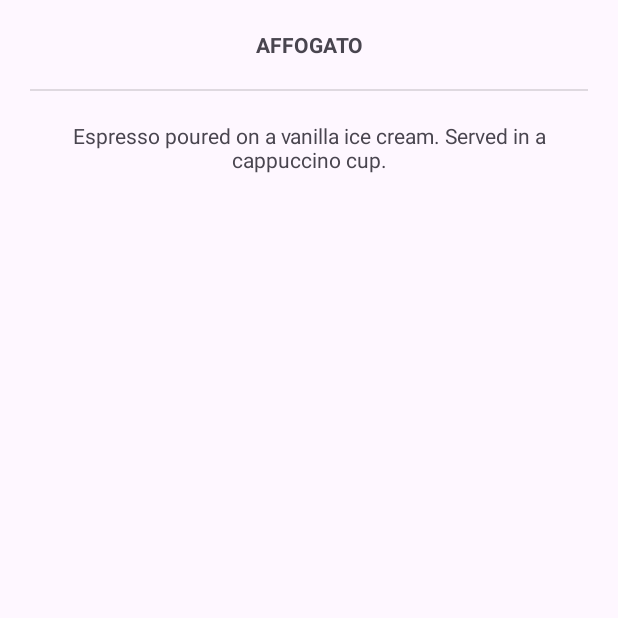
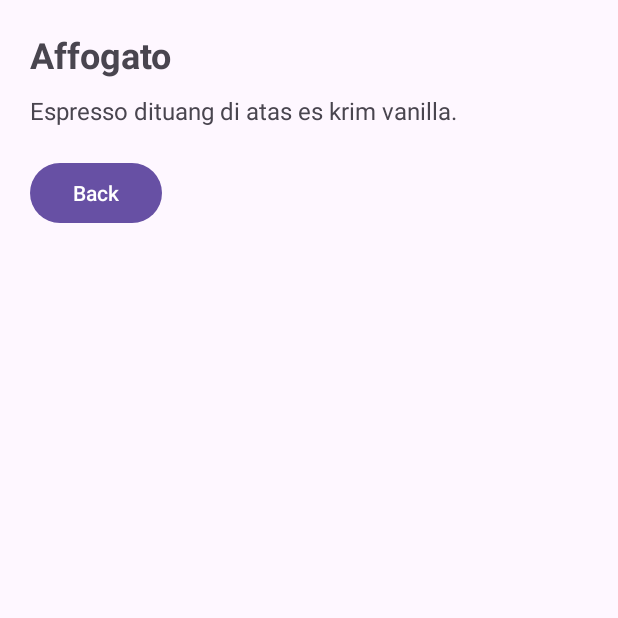
Before and after one commit to felixoctanielte/LAB_WEEK_03, an Android app: the screen it shows after launch (MainActivity), after a tap on "AFFOGATO", on a phone screen of 412 x 824 dp, the top half of it. Run offline under Robolectric (Android 15) with nearby library versions, the phone set to English and light mode, and no system bars.

Commit message:
Commit No.5 – add back button & extend list

```diff
--- a/app/src/main/java/com/example/lab_week_03/DetailsFragment.kt
+++ b/app/src/main/java/com/example/lab_week_03/DetailsFragment.kt
@@ -4,14 +4,12 @@ import android.os.Bundle
 import android.view.LayoutInflater
 import android.view.View
 import android.view.ViewGroup
+import android.widget.Button
 import android.widget.TextView
 import androidx.fragment.app.Fragment
+import androidx.navigation.fragment.findNavController
 
 class DetailsFragment : Fragment() {
-    private val coffeeTitle: TextView?
-        get() = view?.findViewById(R.id.coffee_title)
-    private val coffeeDesc: TextView?
-        get() = view?.findViewById(R.id.coffee_desc)
 
     override fun onCreateView(
         inflater: LayoutInflater, container: ViewGroup?,
@@ -22,34 +20,30 @@ class DetailsFragment : Fragment() {
 
     override fun onViewCreated(view: View, savedInstanceState: Bundle?) {
         super.onViewCreated(view, savedInstanceState)
-        val coffeeId = arguments?.getInt(COFFEE_ID, 0) ?: 0
-        setCoffeeData(coffeeId)
-    }
 
-    fun setCoffeeData(id: Int) {
-        when (id) {
-            R.id.affogato -> {
-                coffeeTitle?.text = getString(R.string.affogato_title)
-                coffeeDesc?.text = getString(R.string.affogato_desc)
-            }
-            R.id.americano -> {
-                coffeeTitle?.text = getString(R.string.americano_title)
-                coffeeDesc?.text = getString(R.string.americano_desc)
-            }
-            R.id.latte -> {
-                coffeeTitle?.text = getString(R.string.latte_title)
-                coffeeDesc?.text = getString(R.string.latte_desc)
-            }
+        val coffeeTitle = view.findViewById<TextView>(R.id.coffeeTitle)
+        val coffeeDescription = view.findViewById<TextView>(R.id.coffeeDescription)
+        val backButton = view.findViewById<Button>(R.id.backButton)
+
+        val coffeeId = arguments?.getInt(ListFragment.COFFEE_ID)
+
+        // Dummy data
+        val coffeeData = mapOf(
+            R.id.affogato to Pair("Affogato", "Espresso dituang di atas es krim vanilla."),
+            R.id.americano to Pair("Americano", "Espresso dengan tambahan air panas."),
+            R.id.latte to Pair("Latte", "Espresso dengan susu steamed."),
+            R.id.cappuccino to Pair("Cappuccino", "Espresso dengan foam susu."),
+            R.id.mocha to Pair("Mocha", "Espresso dengan cokelat dan susu.")
+        )
+
+        val data = coffeeData[coffeeId]
+        if (data != null) {
+            coffeeTitle.text = data.first
+            coffeeDescription.text = data.second
+        }
+
+        backButton.setOnClickListener {
+            findNavController().popBackStack() // kembali ke ListFragment
         }
     }
-
-    companion object {
-        private const val COFFEE_ID = "COFFEE_ID"
-        fun newInstance(coffeeId: Int) =
-            DetailsFragment().apply {
-                arguments = Bundle().apply {
-                    putInt(COFFEE_ID, coffeeId)
-                }
-            }
-    }
 }
--- a/app/src/main/java/com/example/lab_week_03/ListFragment.kt
+++ b/app/src/main/java/com/example/lab_week_03/ListFragment.kt
@@ -22,8 +22,11 @@ class ListFragment : Fragment() {
         val coffeeList = listOf<View>(
             view.findViewById(R.id.affogato),
             view.findViewById(R.id.americano),
-            view.findViewById(R.id.latte)
+            view.findViewById(R.id.latte),
+            view.findViewById(R.id.cappuccino),
+            view.findViewById(R.id.mocha)
         )
+
 
         coffeeList.forEach { coffee ->
             val fragmentBundle = Bundle()
@@ -36,6 +39,7 @@ class ListFragment : Fragment() {
                 )
             }
         }
+
     }
 
     companion object {
--- a/app/src/main/res/layout/fragment_details.xml
+++ b/app/src/main/res/layout/fragment_details.xml
@@ -1,28 +1,30 @@
 <?xml version="1.0" encoding="utf-8"?>
-<LinearLayout
-    xmlns:android="http://schemas.android.com/apk/res/android"
-    xmlns:tools="http://schemas.android.com/tools"
+<LinearLayout xmlns:android="http://schemas.android.com/apk/res/android"
     android:layout_width="match_parent"
     android:layout_height="match_parent"
     android:orientation="vertical"
-    android:padding="20dp"
-    tools:context=".DetailsFragment">
+    android:padding="20dp">
+
     <TextView
-        android:id="@+id/coffee_title"
+        android:id="@+id/coffeeTitle"
         android:layout_width="match_parent"
         android:layout_height="wrap_content"
-        android:gravity="center"
+        android:textSize="24sp"
         android:textStyle="bold"
-        tools:text="@string/affogato_title"/>
-    <View
-        android:layout_width="match_parent"
-        android:layout_height="1dp"
-        android:layout_marginVertical="20dp"
-        android:background="?android:attr/dividerVertical" />
+        android:paddingBottom="10dp"
+        android:text="Coffee Title" />
+
     <TextView
-        android:id="@+id/coffee_desc"
+        android:id="@+id/coffeeDescription"
         android:layout_width="match_parent"
         android:layout_height="wrap_content"
-        android:gravity="center"
-        tools:text="@string/affogato_desc" />
+        android:textSize="16sp"
+        android:text="Coffee description will appear here..." />
+
+    <Button
+        android:id="@+id/backButton"
+        android:layout_width="wrap_content"
+        android:layout_height="wrap_content"
+        android:layout_marginTop="20dp"
+        android:text="Back" />
 </LinearLayout>
--- a/app/src/main/res/layout/fragment_list.xml
+++ b/app/src/main/res/layout/fragment_list.xml
@@ -5,37 +5,59 @@
     android:layout_height="match_parent"
     android:padding="20dp"
     tools:context=".ListFragment">
+
     <LinearLayout
         android:layout_width="match_parent"
         android:layout_height="wrap_content"
         android:orientation="vertical">
+
         <TextView
             android:layout_width="match_parent"
             android:layout_height="wrap_content"
             android:textSize="30sp"
-            android:text="@string/coffee_list"/>
+            android:text="@string/coffee_list" />
+
         <View
             android:layout_width="match_parent"
             android:layout_height="1dp"
             android:layout_marginVertical="20dp"
             android:background="?android:attr/dividerVertical" />
+
         <TextView
             android:id="@+id/affogato"
             android:layout_width="match_parent"
             android:layout_height="wrap_content"
             android:padding="10dp"
-            android:text="@string/affogato_title"/>
+            android:text="@string/affogato_title" />
+
         <TextView
             android:id="@+id/americano"
             android:layout_width="match_parent"
             android:layout_height="wrap_content"
             android:padding="10dp"
-            android:text="@string/americano_title"/>
+            android:text="@string/americano_title" />
+
         <TextView
             android:id="@+id/latte"
             android:layout_width="match_parent"
             android:layout_height="wrap_content"
             android:padding="10dp"
-            android:text="@string/latte_title"/>
+            android:text="@string/latte_title" />
+
+        <!-- Tambahan item baru -->
+        <TextView
+            android:id="@+id/cappuccino"
+            android:layout_width="match_parent"
+            android:layout_height="wrap_content"
+            android:padding="10dp"
+            android:text="Cappuccino" />
+
+        <TextView
+            android:id="@+id/mocha"
+            android:layout_width="match_parent"
+            android:layout_height="wrap_content"
+            android:padding="10dp"
+            android:text="Mocha" />
+
     </LinearLayout>
 </ScrollView>
```
